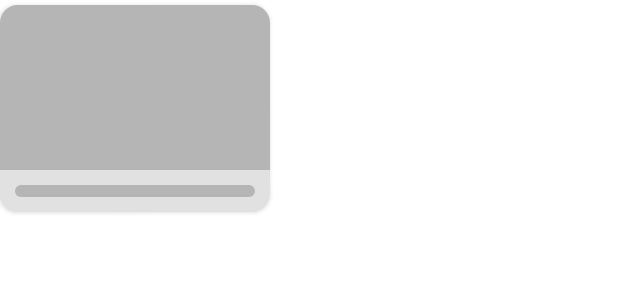
After one commit to C22-PS015-Capstone-Bangkit-2022/Sehatin-Mobile, an Android app: the layout shimmer_exercise_horizontal.xml on its own in the app's theme, with its tools: preview values and no code run, on a phone screen of 412 x 824 dp. The commit adds this screen. Shown: the top 300 px of the screen. Run offline under Robolectric (Android 15) with nearby library versions, the light colour scheme and no system bars.

Commit message:
create shimmer loading for exercise horizontal

```diff
--- a/app/src/main/java/com/app/sehatin/ui/activities/main/fragments/content/fragments/home/viewHolder/HomeExercisesHolderContent.kt
+++ b/app/src/main/java/com/app/sehatin/ui/activities/main/fragments/content/fragments/home/viewHolder/HomeExercisesHolderContent.kt
@@ -86,10 +86,10 @@ class HomeExercisesHolderContent(
 
     private fun showLoading(isLoading: Boolean) = with(binding) {
         if(isLoading) {
-            progressBar.visibility = View.VISIBLE
+            shimmerLoading.visibility = View.VISIBLE
             rvExercises.visibility = View.GONE
         } else {
-            progressBar.visibility = View.GONE
+            shimmerLoading.visibility = View.GONE
             rvExercises.visibility = View.VISIBLE
         }
     }
--- /dev/null
+++ b/app/src/main/res/layout/shimmer_exercise_horizontal.xml
@@ -0,0 +1,33 @@
+<?xml version="1.0" encoding="utf-8"?>
+<androidx.cardview.widget.CardView xmlns:android="http://schemas.android.com/apk/res/android"
+    android:layout_width="wrap_content"
+    android:layout_height="wrap_content"
+    xmlns:app="http://schemas.android.com/apk/res-auto"
+    android:layout_marginTop="3dp"
+    android:layout_marginBottom="3dp"
+    android:layout_marginEnd="@dimen/horizontalMargin"
+    app:cardCornerRadius="@dimen/minCornerRadius"
+    app:cardBackgroundColor="@color/shimmerBackground"
+    android:orientation="vertical">
+
+    <LinearLayout
+        android:layout_width="wrap_content"
+        android:layout_height="wrap_content"
+        android:orientation="vertical">
+        <ImageView
+            android:id="@+id/exerciseImage"
+            android:layout_width="180dp"
+            android:layout_height="110dp"
+            android:background="@color/shimmerColor1"
+            android:scaleType="centerCrop"
+            android:contentDescription="@string/food" />
+
+        <View
+            android:id="@+id/foodName"
+            android:layout_width="match_parent"
+            android:layout_height="@dimen/shimmerTextSize2"
+            android:layout_margin="10dp"
+            android:background="@drawable/circle_corner_background"
+            android:backgroundTint="@color/shimmerColor1" />
+    </LinearLayout>
+</androidx.cardview.widget.CardView>
```
Also changed, not shown: app/src/main/res/layout/item_home_exercises.xml (+34 -7 lines).
